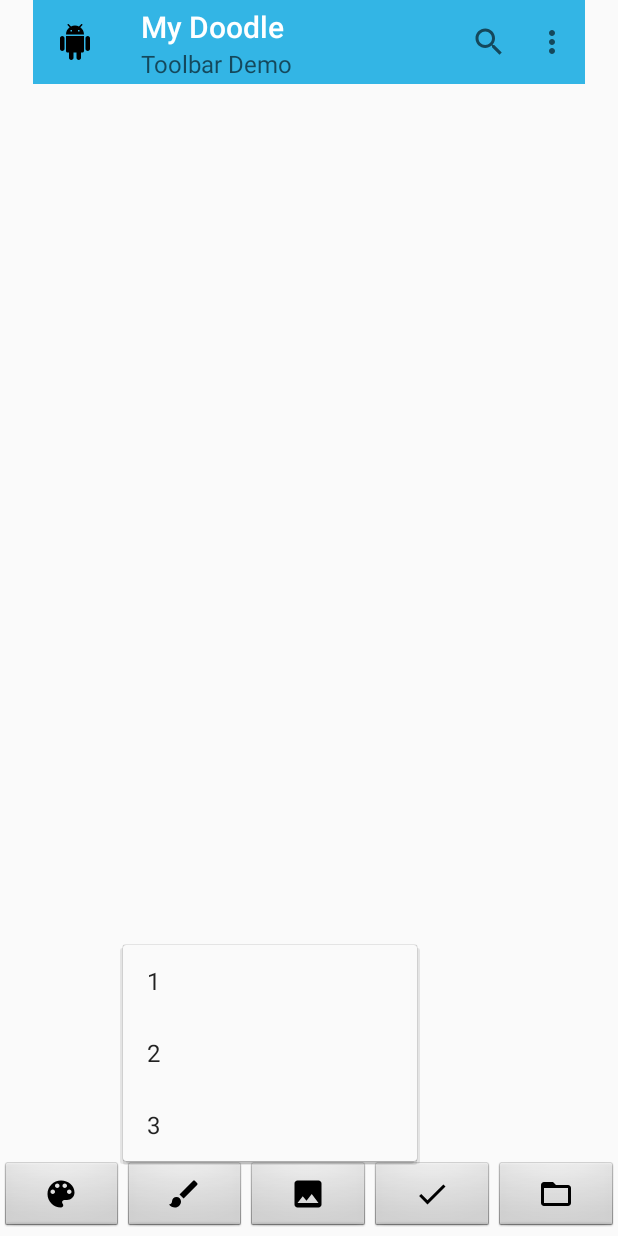
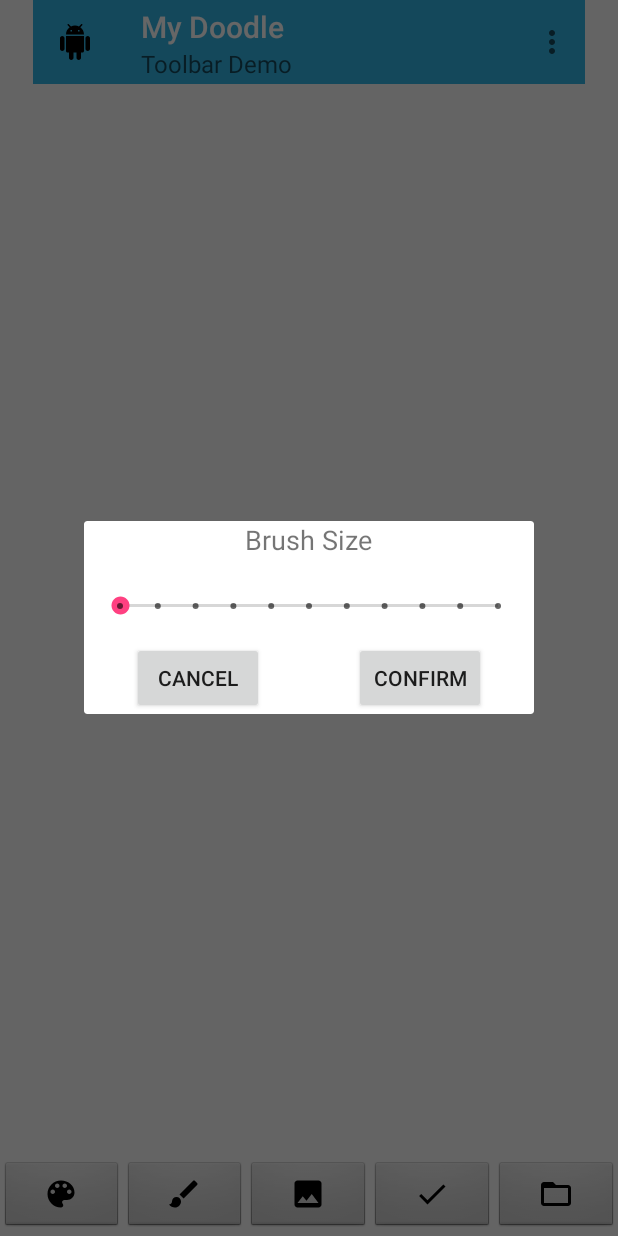
Before and after one commit to frankShih/painter_demo_android, an Android app: the screen it shows after launch (MainActivity), after a tap on an icon or button, on a phone screen of 412 x 824 dp. Run offline under Robolectric (Android 15) with nearby library versions, the phone set to English and light mode, and no system bars.

Commit message:
prototype of painter

```diff
--- a/app/src/main/java/com/example/han_shih/mydoodle/ColorPickerDialog.java
+++ b/app/src/main/java/com/example/han_shih/mydoodle/ColorPickerDialog.java
@@ -31,7 +31,7 @@ public class ColorPickerDialog extends Dialog {
     /**
      * 初始顏色黑色
      * @param context
-     * @param title 對話框標題
+     //* @param title 對話框標題
      * @param listener 回調
      */
     public ColorPickerDialog(Context context, OnColorChangedListener listener) {
@@ -42,7 +42,7 @@ public class ColorPickerDialog extends Dialog {
      *
      * @param context
      * @param initialColor 初始顏色
-     * @param title 標題
+     //* @param title 標題
      * @param listener 回調
      */
     public ColorPickerDialog(Context context, int initialColor,
@@ -62,7 +62,7 @@ public class ColorPickerDialog extends Dialog {
         int width = (int) (manager.getDefaultDisplay().getWidth() * 0.7f);
         ColorPickerView myView = new ColorPickerView(context, height, width);
         setContentView(myView);
-        //setTitle(title);
+        setTitle("Color Picker");
     }
 
     private class ColorPickerView extends View {
--- a/app/src/main/java/com/example/han_shih/mydoodle/PaintView.java
+++ b/app/src/main/java/com/example/han_shih/mydoodle/PaintView.java
@@ -7,6 +7,7 @@ import android.graphics.Color;
 import android.graphics.Paint;
 import android.graphics.Path;
 import android.graphics.PointF;
+import android.graphics.PorterDuff;
 import android.util.AttributeSet;
 import android.view.MotionEvent;
 import android.view.View;
@@ -21,15 +22,20 @@ public class PaintView extends View{
     //drawing and canvas paint
     private Paint drawPaint, canvasPaint;
     //initial color
-    private int paintColor = 0xFF660000;
+    private int paintColor = 0xFF000000;
+    private int brushSize = 1;
     //canvas
-    private Canvas drawCanvas;
+    Canvas drawCanvas;
     //canvas bitmap
     private Bitmap canvasBitmap;
 
     public PaintView(Context context, AttributeSet attrs){
         super(context, attrs);
         setupDrawing();
+    }
+
+    void reset_canvas(){
+        drawCanvas.drawColor(0, PorterDuff.Mode.CLEAR);
     }
 
     int getPaintColor(){
@@ -48,7 +54,12 @@ public class PaintView extends View{
         drawPaint.setColor(colorCode);
     }
 
+    int getBrushSize(){
+        return brushSize;
+    }
+
     void setBrushSize(int b_size){
+        brushSize = b_size;
         drawPaint.setStrokeWidth(b_size);
     }
 
@@ -57,8 +68,9 @@ public class PaintView extends View{
         drawPath = new Path();
         drawPaint = new Paint();
         drawPaint.setColor(paintColor);
+        drawPaint.setStrokeWidth(brushSize);
         drawPaint.setAntiAlias(true);
-        drawPaint.setStrokeWidth(20);
+        //drawPaint.setStrokeWidth(20);
         drawPaint.setStyle(Paint.Style.STROKE);
         drawPaint.setStrokeJoin(Paint.Join.ROUND);
         drawPaint.setStrokeCap(Paint.Cap.ROUND);
--- /dev/null
+++ b/app/src/main/res/layout/size_layout.xml
@@ -0,0 +1,63 @@
+<?xml version="1.0" encoding="utf-8"?>
+<LinearLayout xmlns:android="http://schemas.android.com/apk/res/android"
+    xmlns:app="http://schemas.android.com/apk/res-auto"
+    xmlns:tools="http://schemas.android.com/tools"
+    android:id="@+id/size_dialog"
+    android:layout_width="match_parent"
+    android:layout_height="match_parent"
+    android:minHeight="60dp"
+    android:minWidth="300dp"
+    android:orientation="vertical">
+
+    <TextView
+        android:id="@+id/textView1"
+        android:layout_width="wrap_content"
+        android:layout_height="wrap_content"
+        android:layout_gravity="center_horizontal"
+        android:text="Brush Size"
+        android:textSize="18sp" />
+
+    <android.support.constraint.ConstraintLayout
+        android:layout_width="match_parent"
+        android:layout_height="match_parent">
+
+        <Button
+            android:id="@+id/cancel"
+            android:layout_width="88dp"
+            android:layout_height="wrap_content"
+            android:layout_weight="1"
+            android:text="Cancel"
+            android:layout_marginLeft="32dp"
+            app:layout_constraintLeft_toLeftOf="parent"
+            android:layout_marginTop="8dp"
+            app:layout_constraintTop_toBottomOf="@+id/seekBar" />
+
+        <Button
+            android:id="@+id/confirm"
+            android:layout_width="88dp"
+            android:layout_height="wrap_content"
+            android:layout_weight="1"
+            android:text="Confirm"
+            android:layout_marginRight="32dp"
+            app:layout_constraintRight_toRightOf="parent"
+            android:layout_marginTop="8dp"
+            app:layout_constraintTop_toBottomOf="@+id/seekBar" />
+
+        <SeekBar
+            android:id="@+id/seekBar"
+            style="@style/Widget.AppCompat.SeekBar.Discrete"
+            android:layout_width="0dp"
+            android:layout_height="32dp"
+            android:layout_weight="1"
+            android:max="10"
+            android:progress="1"
+            android:layout_marginRight="8dp"
+            app:layout_constraintRight_toRightOf="parent"
+            android:layout_marginLeft="8dp"
+            app:layout_constraintLeft_toLeftOf="parent"
+            app:layout_constraintTop_toTopOf="parent"
+            android:layout_marginTop="16dp"
+            app:layout_constraintHorizontal_bias="0.0" />
+    </android.support.constraint.ConstraintLayout>
+
+</LinearLayout>
--- a/app/src/main/res/menu/menu_main.xml
+++ b/app/src/main/res/menu/menu_main.xml
@@ -2,21 +2,26 @@
 <menu xmlns:android="http://schemas.android.com/apk/res/android"
     xmlns:app="http://schemas.android.com/apk/res-auto"
     xmlns:tools="http://schemas.android.com/tools" tools:context=".MainActivity">
-    <item android:id="@+id/action_settings" android:title="@string/action_settings"
-        android:orderInCategory="100" app:showAsAction="never" />
+
+    <item android:id="@+id/action_reset"
+        android:title="@string/action_reset"
+        android:orderInCategory="100"
+        app:showAsAction="never" />
     <item
         android:id="@+id/action_about"
         android:orderInCategory="200"
         app:showAsAction="never"
-        android:title="About"/>
+        android:title="@string/action_about"/>
     <item
         android:id="@+id/action_exit"
         android:orderInCategory="300"
         app:showAsAction="never"
-        android:title="Exit"/>
+        android:title="@string/action_exit"/>
+    <!--
     <item android:id="@+id/my_search"
         android:title="@string/search_title"
         android:icon="@drawable/ic_open_search"
         app:showAsAction="ifRoom"
         app:actionViewClass="android.support.v7.widget.SearchView" />
+    -->
 </menu>
--- a/app/src/main/res/menu/menu_size.xml
+++ /dev/null
@@ -1,16 +0,0 @@
-<?xml version="1.0" encoding="utf-8"?>
-<menu xmlns:android="http://schemas.android.com/apk/res/android">
-
-    <item
-        android:id="@+id/one"
-        android:title="1" />
-
-    <item
-        android:id="@+id/two"
-        android:title="2" />
-
-    <item
-        android:id="@+id/three"
-        android:title="3" />
-
-</menu>
--- a/app/src/main/res/values/strings.xml
+++ b/app/src/main/res/values/strings.xml
@@ -1,6 +1,11 @@
 <resources>
     <string name="app_name">My Doodle</string>
     <string name="search_title">Search</string>
-    <string name="action_settings">Setting</string>
-
+    <string name="action_reset">Reset</string>
+    <string name="action_about">About</string>
+    <string name="action_exit">Exit</string>
+    <string name="enterFileName">Enter file name</string>
+    <string name="saveButtonText">Save</string>
+    <string name="cancelButtonText">Cancel</string>
+    <string name="newFolderButtonText">New folder</string>
 </resources>
```
Also changed, not shown: app/src/main/java/com/example/han_shih/mydoodle/MainActivity.java (+120 -108 lines), app/src/main/res/layout/file_layout.xml (added, +85 -0 lines).
